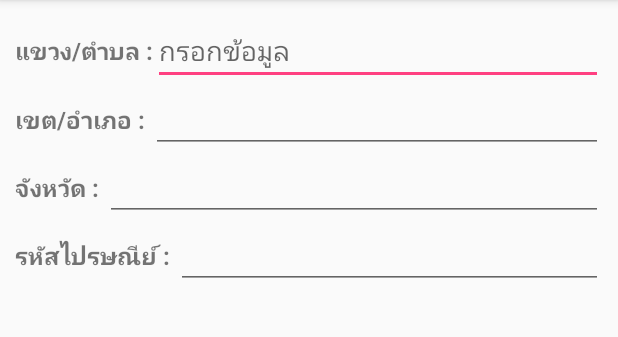
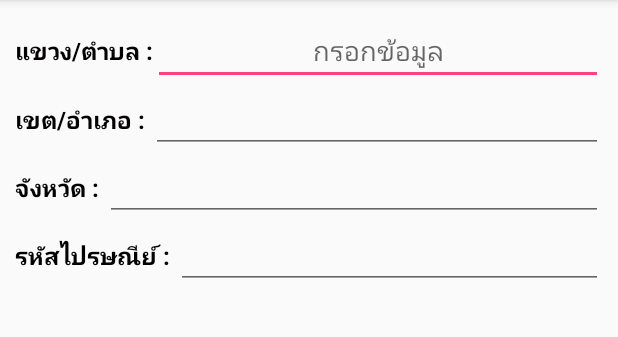
Before and after one commit to wadTest/Autofill_Searching_Android-master, an Android app: the screen it shows after launch (MainActivity), on a phone screen of 412 x 824 dp, the part 84-421 px from its top. Run offline under Robolectric (Android 15) with nearby library versions, the phone set to English and light mode, and no system bars.

Commit message:
ok auto 17/04/62(13.32)

```diff
--- a/app/src/main/java/com/example/autofillrough1/UserAdapter.java
+++ b/app/src/main/java/com/example/autofillrough1/UserAdapter.java
@@ -12,7 +12,6 @@ import android.widget.TextView;
 
 import java.util.ArrayList;
 import java.util.List;
-
 
 public class UserAdapter extends ArrayAdapter<User> {
 
--- a/app/src/main/res/layout/activity_main.xml
+++ b/app/src/main/res/layout/activity_main.xml
@@ -6,7 +6,7 @@
     android:layout_height="match_parent"
     android:orientation="vertical"
     android:padding="10dp"
-    tools:context="com.example.autofillrough1.MainActivity">
+    tools:context="MainActivity">
 
     <LinearLayout
         android:layout_width="match_parent"
@@ -16,13 +16,15 @@
         <TextView
             android:layout_width="wrap_content"
             android:layout_height="wrap_content"
+            android:text="แขวง/ตำบล :"
+            android:textColor="@color/colorBlack"
             android:textSize="16sp"
-            android:textStyle="bold"
-            android:text="แขวง/ตำบล :" />
+            android:textStyle="bold" />
 
         <AutoCompleteTextView
             android:id="@+id/user_name"
             android:layout_width="match_parent"
+            android:gravity="center"
             android:layout_height="wrap_content"
             android:hint="กรอกข้อมูล" />
     </LinearLayout>
@@ -34,16 +36,16 @@
 
         <TextView
             android:layout_width="wrap_content"
+            android:layout_height="wrap_content"
+            android:text="เขต/อำเภอ : "
+            android:textColor="@color/colorBlack"
             android:textSize="16sp"
-            android:textStyle="bold"
-            android:layout_height="wrap_content"
-            android:text="เขต/อำเภอ : " />
+            android:textStyle="bold" />
 
         <EditText
             android:id="@+id/user_tambon"
             android:layout_width="match_parent"
-            android:layout_height="wrap_content"
-            />
+            android:layout_height="wrap_content" />
     </LinearLayout>
 
     <LinearLayout
@@ -54,9 +56,10 @@
         <TextView
             android:layout_width="wrap_content"
             android:layout_height="wrap_content"
+            android:text="จังหวัด : "
+            android:textColor="@color/colorBlack"
             android:textSize="16sp"
-            android:textStyle="bold"
-            android:text="จังหวัด : " />
+            android:textStyle="bold" />
 
         <EditText
             android:id="@+id/user_province"
@@ -71,10 +74,11 @@
 
         <TextView
             android:layout_width="wrap_content"
+            android:layout_height="wrap_content"
+            android:text="รหัสไปรษณีย์ : "
+            android:textColor="@color/colorBlack"
             android:textSize="16sp"
-            android:textStyle="bold"
-            android:layout_height="wrap_content"
-            android:text="รหัสไปรษณีย์ : " />
+            android:textStyle="bold" />
 
         <EditText
             android:id="@+id/user_code"
--- a/app/src/main/res/values/colors.xml
+++ b/app/src/main/res/values/colors.xml
@@ -3,4 +3,5 @@
     <color name="colorPrimary">#3F51B5</color>
     <color name="colorPrimaryDark">#303F9F</color>
     <color name="colorAccent">#FF4081</color>
+    <color name="colorBlack">#030000</color>
 </resources>
```
